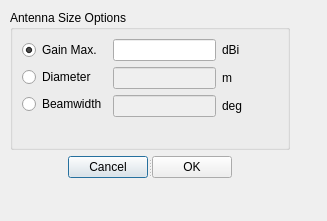
The window that sta-src/Coverage/AntennaSize.ui (Dwarf-Planet-Project/SpaceDesignTool) describes before a commit, drawn with Qt 5.
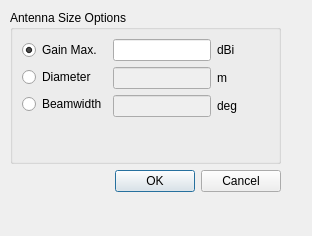
The same window after the commit.

Commit message: Patching GUI files for the coverage module

Patch:
```diff
--- a/sta-src/Coverage/AntennaSize.ui
+++ b/sta-src/Coverage/AntennaSize.ui
@@ -6,10 +6,22 @@
    <rect>
     <x>0</x>
     <y>0</y>
-    <width>327</width>
-    <height>221</height>
+    <width>312</width>
+    <height>236</height>
    </rect>
   </property>
+  <property name="minimumSize">
+   <size>
+    <width>312</width>
+    <height>0</height>
+   </size>
+  </property>
+  <property name="maximumSize">
+   <size>
+    <width>312</width>
+    <height>236</height>
+   </size>
+  </property>
   <property name="windowTitle">
    <string>Size Options</string>
   </property>
@@ -18,8 +30,8 @@
     <rect>
      <x>10</x>
      <y>10</y>
-     <width>311</width>
-     <height>190</height>
+     <width>293</width>
+     <height>217</height>
     </rect>
    </property>
    <layout class="QVBoxLayout" name="verticalLayout_7">
@@ -171,31 +183,13 @@
             <property name="orientation">
              <enum>Qt::Horizontal</enum>
             </property>
-            <widget class="QPushButton" name="CancelButton">
-             <property name="text">
-              <string>Cancel</string>
-             </property>
-            </widget>
-            <widget class="QPushButton" name="OkButton">
-             <property name="text">
-              <string>OK</string>
+            <widget class="QDialogButtonBox" name="buttonBox">
+             <property name="standardButtons">
+              <set>QDialogButtonBox::Cancel|QDialogButtonBox::Ok</set>
              </property>
             </widget>
            </widget>
           </item>
-          <item>
-           <spacer name="horizontalSpacer_5">
-            <property name="orientation">
-             <enum>Qt::Horizontal</enum>
-            </property>
-            <property name="sizeHint" stdset="0">
-             <size>
-              <width>40</width>
-              <height>20</height>
-             </size>
-            </property>
-           </spacer>
-          </item>
          </layout>
         </item>
        </layout>
```
Left out of the diff: 36 changed lines with no effect on the pictures. The commit also changes 3 other files.
